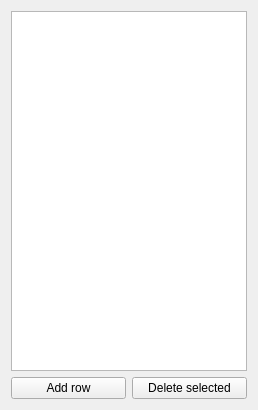
The window that tabwidget.ui (Zlopez/XMLDatabaseTool) describes before a commit, drawn with Qt 5.
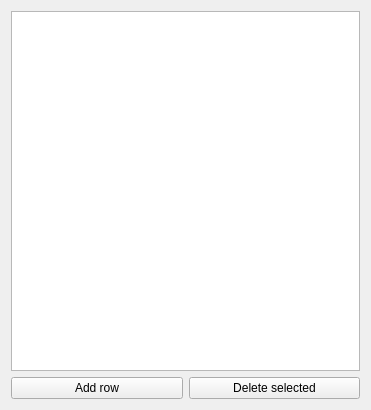
The same window after the commit.

Commit message: Column widget is now dynamically added

```diff
--- a/tabwidget.ui
+++ b/tabwidget.ui
@@ -6,7 +6,7 @@
    <rect>
     <x>0</x>
     <y>0</y>
-    <width>258</width>
+    <width>371</width>
     <height>410</height>
    </rect>
   </property>
```
The commit also changes 4 other files.
